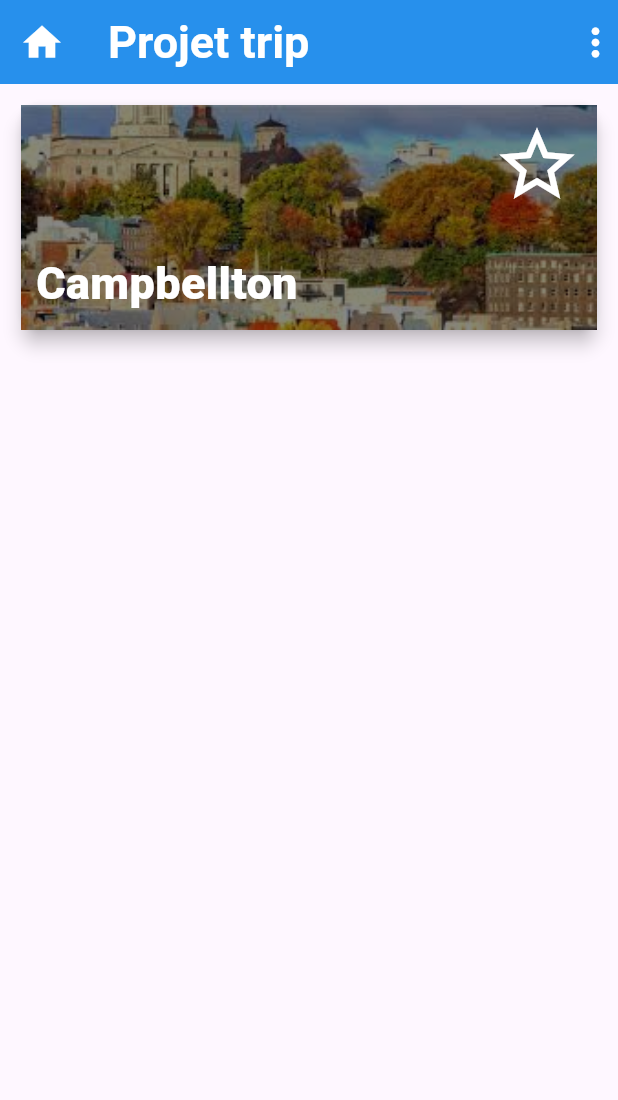
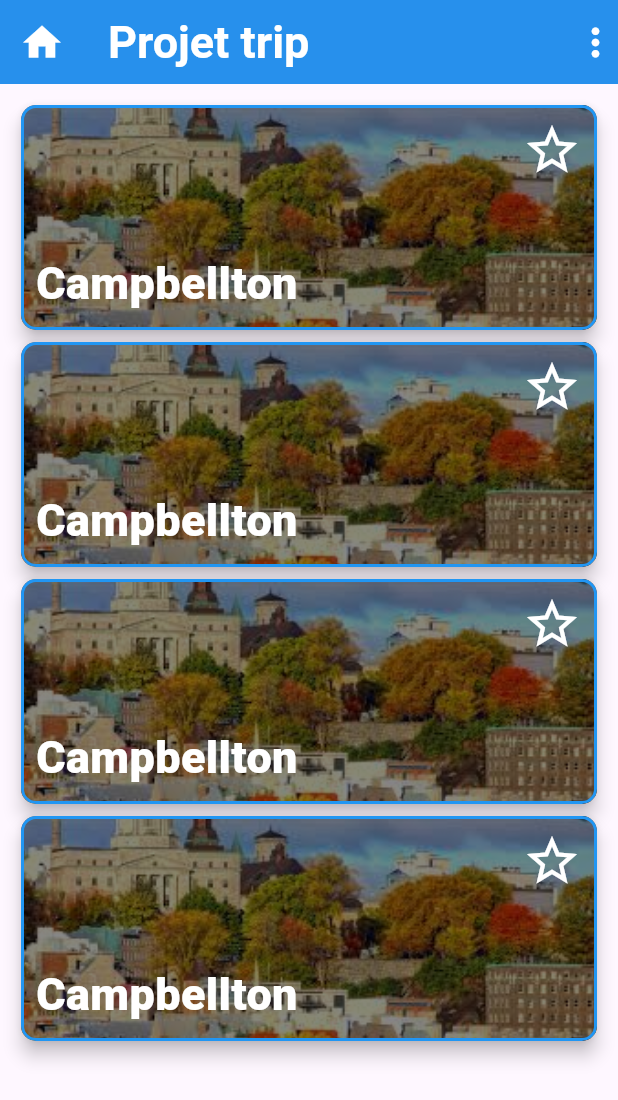
Before and after one commit to LeFab70/projet-trip, a Flutter app: the screen it shows after launch, on a phone screen of 412 x 824 dp. Shown: the top 1100 px of the screen. Run offline on Flutter 3.47's test engine with Material 3 defaults, Android fonts, the phone set to English and light mode, and no system bars.

Commit message:
refactory card

```diff
--- a/lib/ui/pages/home.page.dart
+++ b/lib/ui/pages/home.page.dart
@@ -22,7 +22,13 @@ class HomePage extends StatelessWidget {
         padding: EdgeInsets.all(10),
         child: Column(
           crossAxisAlignment: CrossAxisAlignment.stretch,
-          children: <Widget>[CityCard()],
+          // children: <Widget>[
+          //   // for(int card=0;card<4;card++)
+          //   //   const CityCard()
+          //
+          //
+          // ],
+          children: List.generate(4,(index)=>const CityCard() ),
         ),
       ),
       drawer: const Drawer(),
--- a/lib/ui/widgets/city.card.dart
+++ b/lib/ui/widgets/city.card.dart
@@ -7,6 +7,11 @@ class CityCard extends StatelessWidget {
   Widget build(BuildContext context) {
     return Card(
       elevation: 5,
+      clipBehavior: Clip.antiAlias, // évite le débordement
+      shape: RoundedRectangleBorder(
+        borderRadius: BorderRadius.circular(10),
+        side: const BorderSide(color: Colors.blue, width: 2),
+      ),
       child: SizedBox(
         height: 150,
         child: Stack(
@@ -14,35 +19,32 @@ class CityCard extends StatelessWidget {
           children: [
             Ink.image(
               fit: BoxFit.cover,
-              // height: double.infinity,
-              // width: double.infinity,
-              image: AssetImage('assets/images/campbellton.jpeg'),
-              child:
-              Container(color: Colors.black.withAlpha(120),
+              image: const AssetImage('assets/images/campbellton.jpeg'),
+              child: Container(
+                color: Colors.black.withAlpha(120),
                 child: InkWell(
+                  splashColor: Colors.white24,
+                  highlightColor: Colors.white10,
                   onTap: () {
-                  print("Campbellton");
+                    debugPrint("Campbellton");
                   },
-              ),),
-
-            ),
-            //Image.asset('assets/images/campbellton.jpeg', fit: BoxFit.cover,width: double.infinity,height: double.infinity,),
-            //Container(color: Colors.black.withAlpha(120)),
-            Padding(
-              padding: EdgeInsets.all(10),
-              child: Column(
-                children: [
-                  Expanded(
-                    child: Row(
-                      mainAxisAlignment: MainAxisAlignment.end,
-                      crossAxisAlignment: CrossAxisAlignment.start,
-                      children: [
-                        Icon(Icons.star_border, color: Colors.white, size: 60),
-                      ],
                 ),
               ),
-                  Row(
-                    children: [
+            ),
+            Padding(
+              padding: const EdgeInsets.all(10),
+              child: Column(
+                mainAxisAlignment: MainAxisAlignment.spaceBetween,
+                crossAxisAlignment: CrossAxisAlignment.start,
+                children: const [
+                  Align(
+                    alignment: Alignment.topRight,
+                    child: Icon(
+                      Icons.star_border,
+                      color: Colors.white,
+                      size: 40,
+                    ),
+                  ),
                   Text(
                     "Campbellton",
                     style: TextStyle(
@@ -53,8 +55,6 @@ class CityCard extends StatelessWidget {
                   ),
                 ],
               ),
-                ],
-              ),
             ),
           ],
         ),
```
Lines whose indentation alone changed are shown as unchanged.
